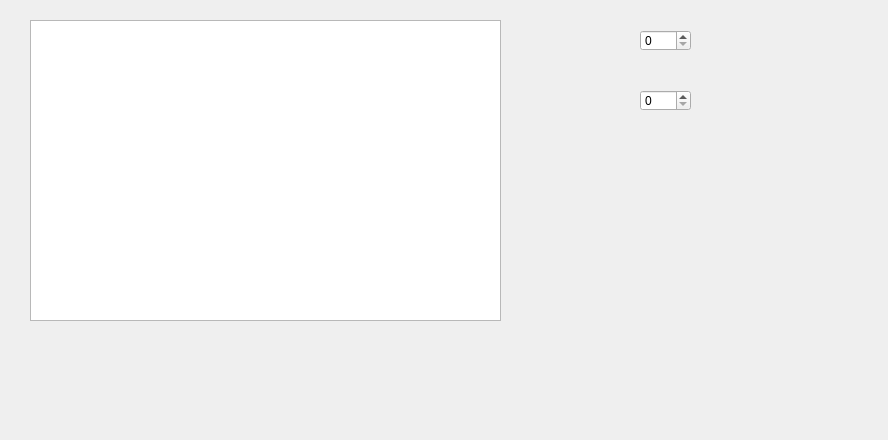
Qt form TEST0136.ui (XOOIOOX/TEST-0136) before a commit.
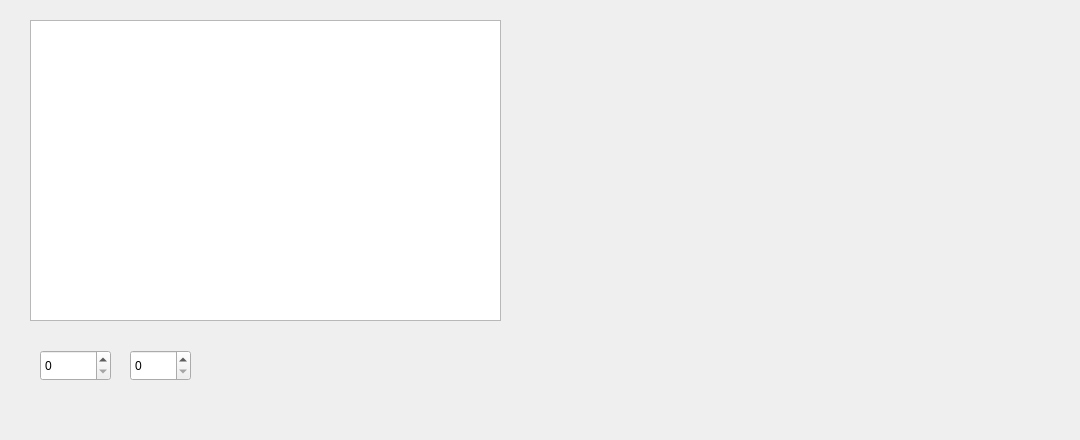
The same form after that commit.

What changed in the file:
```diff
--- a/TEST0136.ui
+++ b/TEST0136.ui
@@ -6,7 +6,7 @@
    <rect>
     <x>0</x>
     <y>0</y>
-    <width>888</width>
+    <width>1080</width>
     <height>440</height>
    </rect>
   </property>
@@ -27,20 +27,30 @@
    <widget class="QSpinBox" name="tableSelectSpin">
     <property name="geometry">
      <rect>
-      <x>640</x>
-      <y>30</y>
-      <width>51</width>
-      <height>21</height>
+      <x>40</x>
+      <y>350</y>
+      <width>71</width>
+      <height>31</height>
      </rect>
     </property>
    </widget>
    <widget class="QSpinBox" name="groupSelectSpin">
     <property name="geometry">
      <rect>
-      <x>640</x>
-      <y>90</y>
-      <width>51</width>
-      <height>21</height>
+      <x>130</x>
+      <y>350</y>
+      <width>61</width>
+      <height>31</height>
+     </rect>
+    </property>
+   </widget>
+   <widget class="QWidget" name="view" native="true">
+    <property name="geometry">
+     <rect>
+      <x>570</x>
+      <y>30</y>
+      <width>451</width>
+      <height>291</height>
      </rect>
     </property>
    </widget>
```
